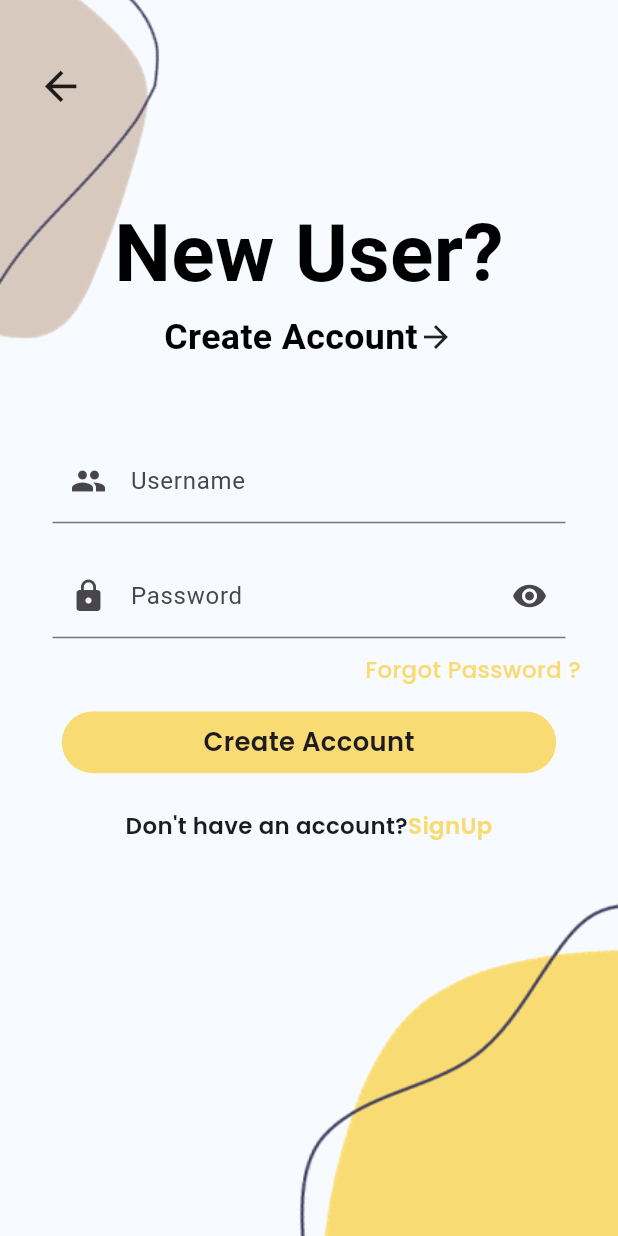
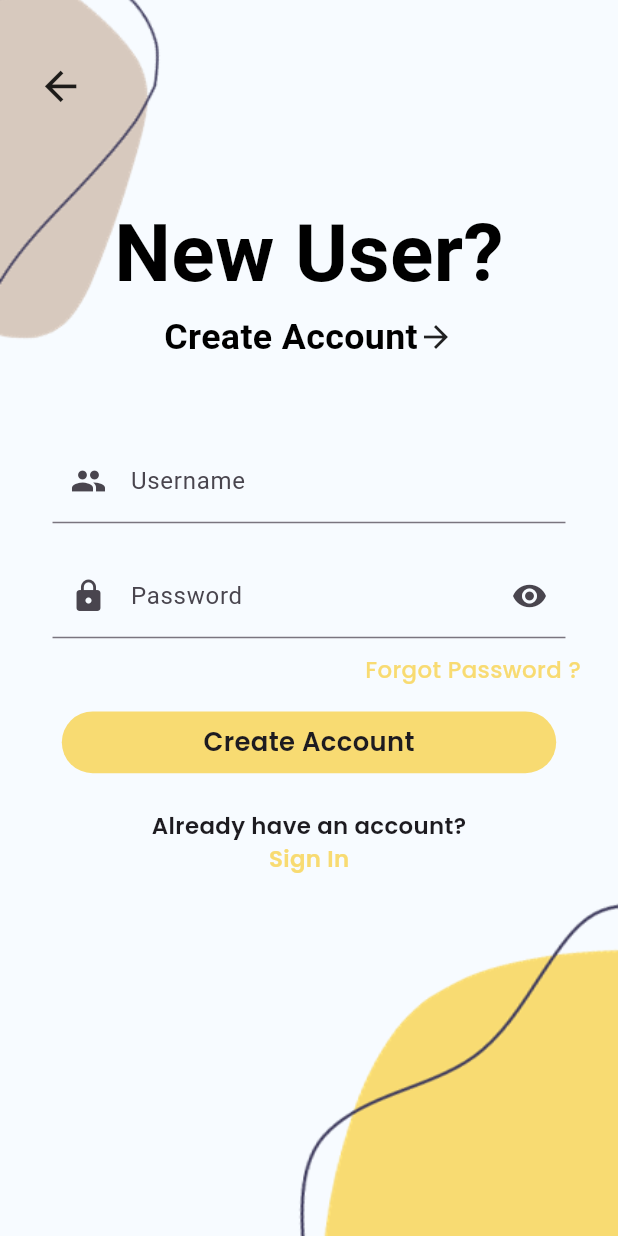
Before and after one commit to impossibleshadowstorm/Reclain-India-Application, a Flutter app: the SignupScreen screen opened directly, on a phone screen of 412 x 824 dp. Run offline on Flutter 3.47's test engine with Material 2 defaults, Android fonts, the phone set to English and light mode, and no system bars; our stand-ins replace cloud_firestore, dio, firebase_core, get, google_fonts, responsive_sizer and 1 more; missing offline and left inert: bcrypt; accounts and stored records are empty; Roboto replaces fonts that are missing (Arima).

Commit message:
minor changes

```diff
--- a/lib/views/auth/signup_screen.dart
+++ b/lib/views/auth/signup_screen.dart
@@ -1,6 +1,7 @@
 import 'package:flutter/material.dart';
 import 'package:get/get.dart';
 import 'package:google_fonts/google_fonts.dart';
+import 'package:reclaim_india/views/auth/login_screen.dart';
 import 'package:responsive_sizer/responsive_sizer.dart';
 
 class SignupScreen extends StatefulWidget {
@@ -62,7 +63,7 @@ class _SignupScreenState extends State<SignupScreen> {
                       fontWeight: FontWeight.w600,
                     ),
                   ),
-                  Icon(Icons.arrow_forward_sharp),
+                  const Icon(Icons.arrow_forward_sharp),
                 ],
               ),
               SizedBox(height: 5.h),
@@ -134,22 +135,27 @@ class _SignupScreenState extends State<SignupScreen> {
                 ),
               ),
               SizedBox(height: 3.h),
-              Row(
+              Column(
                 mainAxisAlignment: MainAxisAlignment.center,
                 children: [
                   Text(
-                    "Don't have an account?",
+                    "Already have an account?",
                     style: GoogleFonts.poppins(
                       fontSize: 16.sp,
                       fontWeight: FontWeight.w600,
                     ),
                   ),
-                  Text(
-                    "SignUp",
-                    style: GoogleFonts.poppins(
-                      color: const Color(0xffF8DB72),
-                      fontSize: 16.sp,
-                      fontWeight: FontWeight.w600,
+                  InkWell(
+                    onTap: () {
+                      Get.to(() => const LoginScreen());
+                    },
+                    child: Text(
+                      "Sign In",
+                      style: GoogleFonts.poppins(
+                        color: const Color(0xffF8DB72),
+                        fontSize: 16.sp,
+                        fontWeight: FontWeight.w600,
+                      ),
                     ),
                   )
                 ],
```
Also changed, not shown: lib/views/auth/login_screen.dart (+13 -7 lines).
